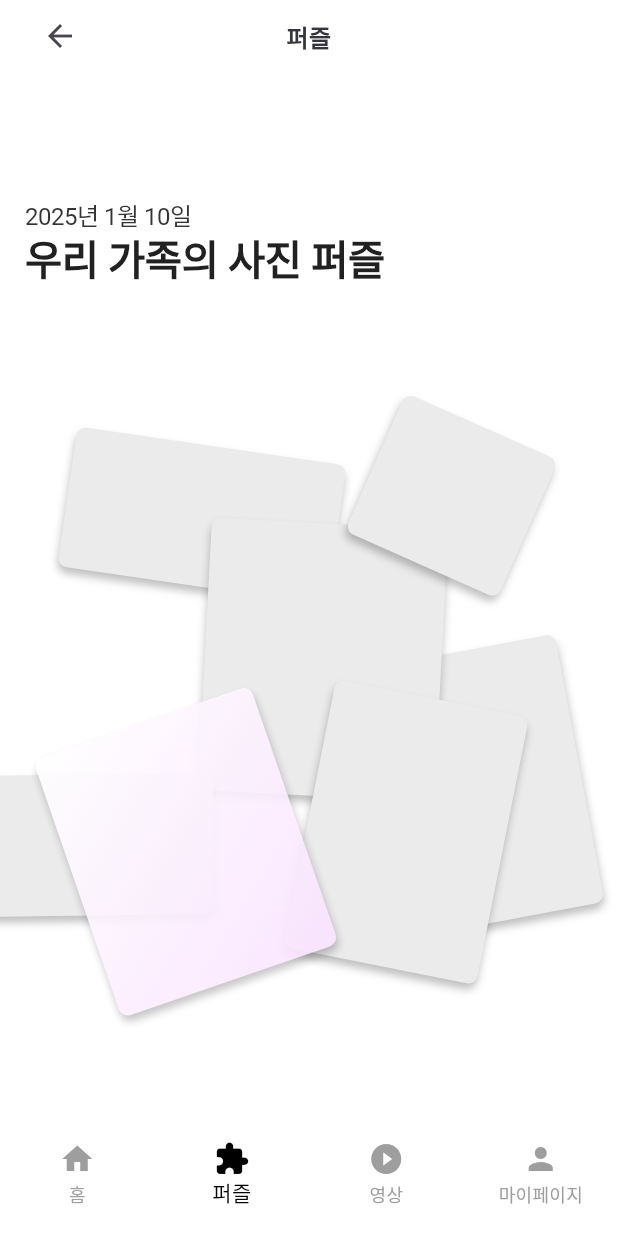
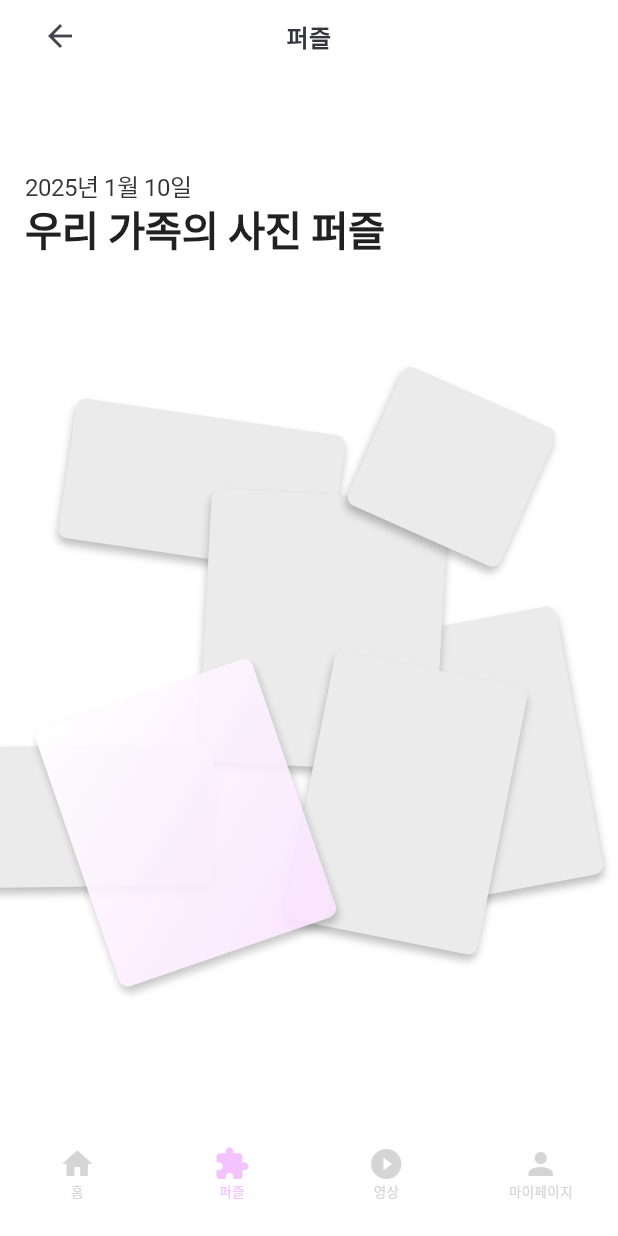
Before and after one commit to jaewook2400/BatKnife_frontend, a Flutter app: the screen it shows after launch, on a phone screen of 412 x 824 dp. Run offline on Flutter 3.47's test engine with Material 3 defaults, Android fonts, the phone set to English and light mode, and no system bars; Roboto replaces fonts that are missing (Pretendard).

Commit message:
Update puzzle_page, bottom_bar

```diff
--- a/lib/pages/puzzle/puzzle_page.dart
+++ b/lib/pages/puzzle/puzzle_page.dart
@@ -25,7 +25,7 @@ class _PuzzlePageState extends State<PuzzlePage> {
       body: Stack(
         children: [
           Positioned(
-            top: FigmaHelper.fromFigmaHeight(context, 136-48),
+            top: FigmaHelper.fromFigmaHeight(context, 136-68),
             left: FigmaHelper.fromFigmaWidth(context, 16),
             child: SizedBox(
               width: FigmaHelper.fromFigmaWidth(context, 130),
@@ -45,7 +45,7 @@ class _PuzzlePageState extends State<PuzzlePage> {
           ),
 
           Positioned(
-            top: FigmaHelper.fromFigmaHeight(context, 165-48),
+            top: FigmaHelper.fromFigmaHeight(context, 165-68),
             left: FigmaHelper.fromFigmaWidth(context, 16),
             child: SizedBox(
               width: FigmaHelper.fromFigmaWidth(context, 300),
@@ -65,7 +65,7 @@ class _PuzzlePageState extends State<PuzzlePage> {
           ),
 
           Positioned(
-            top: FigmaHelper.fromFigmaHeight(context, 448.92-48),
+            top: FigmaHelper.fromFigmaHeight(context, 448.92-68),
             left: FigmaHelper.fromFigmaWidth(context, 215.93),
             child: Transform.rotate(
               angle: -10.57 * math.pi / 180,
@@ -89,7 +89,7 @@ class _PuzzlePageState extends State<PuzzlePage> {
           ),
 
           Positioned(
-            top: FigmaHelper.fromFigmaHeight(context, 305.3-48),
+            top: FigmaHelper.fromFigmaHeight(context, 305.3-68),
             left: FigmaHelper.fromFigmaWidth(context, 42),
             child: Transform.rotate(
               angle: 8.28 * math.pi / 180,
@@ -113,7 +113,7 @@ class _PuzzlePageState extends State<PuzzlePage> {
           ),
 
           Positioned(
-            top: FigmaHelper.fromFigmaHeight(context, 359.23-48),
+            top: FigmaHelper.fromFigmaHeight(context, 359.23-68),
             left: FigmaHelper.fromFigmaWidth(context, 130.17),
             child: Transform.rotate(
               angle: 3.02 * math.pi / 180,
@@ -137,7 +137,7 @@ class _PuzzlePageState extends State<PuzzlePage> {
           ),
 
           Positioned(
-            top: FigmaHelper.fromFigmaHeight(context, 532.33-48),
+            top: FigmaHelper.fromFigmaHeight(context, 532.33-68),
             left: FigmaHelper.fromFigmaWidth(context, -37),
             child: Transform.rotate(
               angle: -0.77 * math.pi / 180,
@@ -161,7 +161,7 @@ class _PuzzlePageState extends State<PuzzlePage> {
           ),
 
           Positioned(
-            top: FigmaHelper.fromFigmaHeight(context, 478-48),
+            top: FigmaHelper.fromFigmaHeight(context, 478-68),
             left: FigmaHelper.fromFigmaWidth(context, 195.69),
             child: Transform.rotate(
               angle: 11.25 * math.pi / 180,
@@ -185,7 +185,7 @@ class _PuzzlePageState extends State<PuzzlePage> {
           ),
 
           Positioned(
-            top: FigmaHelper.fromFigmaHeight(context, 491.52-48),
+            top: FigmaHelper.fromFigmaHeight(context, 491.52-68),
             left: FigmaHelper.fromFigmaWidth(context, 45.29),
             child: Transform.rotate(
               angle: -19.02 * math.pi / 180,
@@ -219,7 +219,7 @@ class _PuzzlePageState extends State<PuzzlePage> {
           ),
 
           Positioned(
-            top: FigmaHelper.fromFigmaHeight(context, 288-48),
+            top: FigmaHelper.fromFigmaHeight(context, 288-68),
             left: FigmaHelper.fromFigmaWidth(context, 234.21),
             child: Transform.rotate(
               angle: 23.91 * math.pi / 180,
--- a/lib/widgets/custom_bottom_bar.dart
+++ b/lib/widgets/custom_bottom_bar.dart
@@ -32,8 +32,10 @@ class CustomBottomBar extends StatelessWidget {
             backgroundColor: Colors.transparent,
             elevation: 0,
             type: BottomNavigationBarType.fixed,
-            selectedItemColor: Colors.black,
-            unselectedItemColor: Colors.grey,
+            selectedItemColor: Color(0xFFF4C3FF),
+            unselectedItemColor: Color(0xFFD5D5D5),
+            selectedLabelStyle: TextStyle(fontSize: 9),
+            unselectedLabelStyle: TextStyle(fontSize: 9),
             items: const [
               BottomNavigationBarItem(
                 icon: Icon(Icons.home),
```
